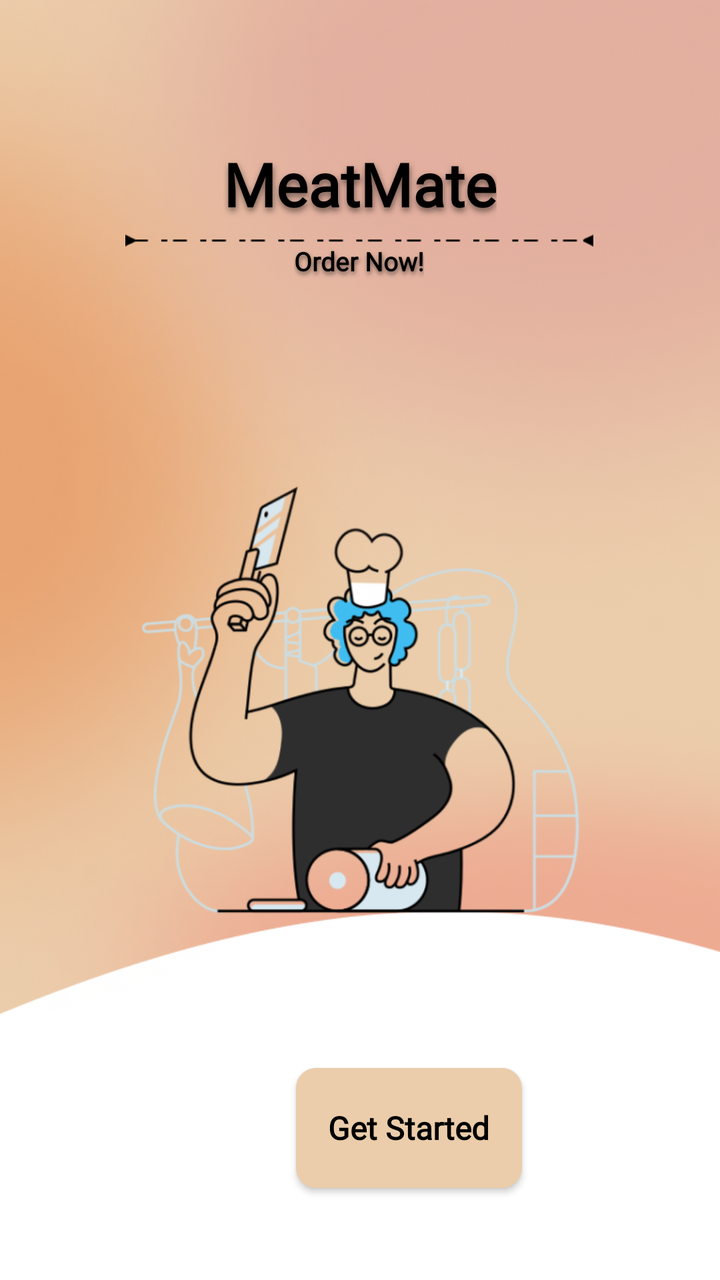
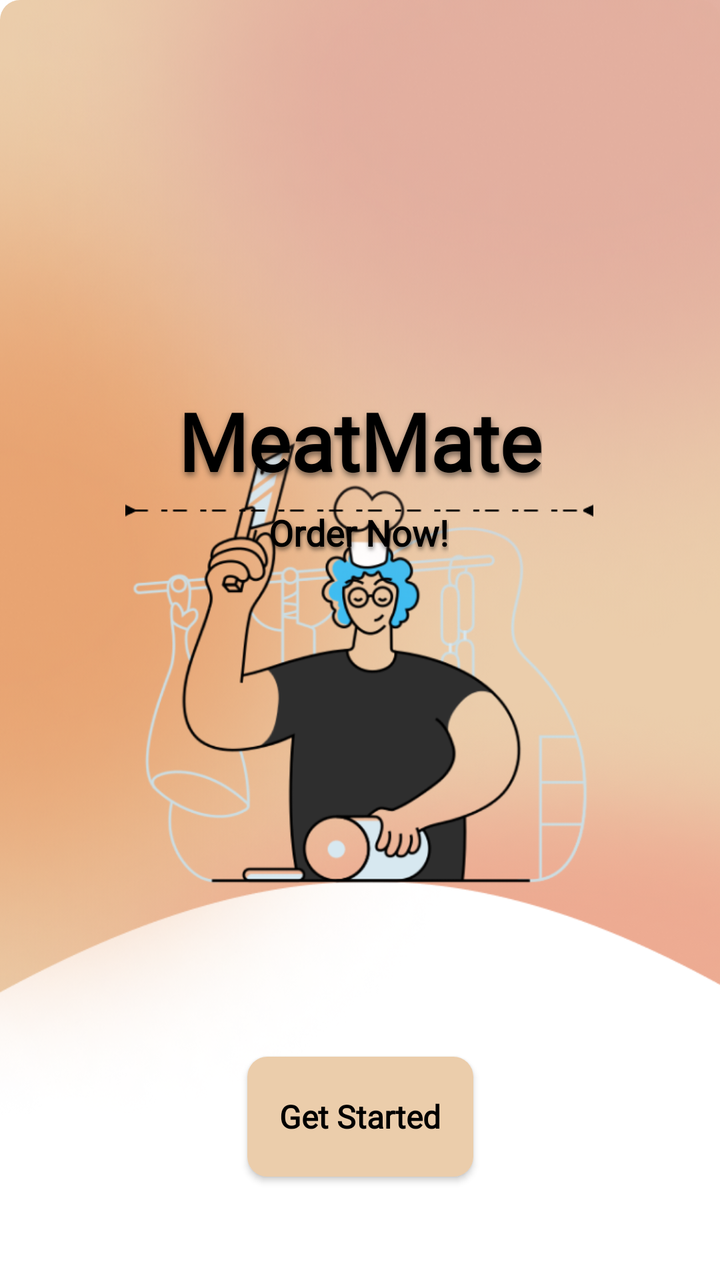

Compare the two renders of this Android layout. The source of the first and the diff that turns it into the second are given below.
<!-- AndroidManifest.xml: application theme Theme.MeatMateApplication -->
<!-- res/layout/activity_intro.xml -->
<?xml version="1.0" encoding="utf-8"?>
<androidx.constraintlayout.widget.ConstraintLayout xmlns:android="http://schemas.android.com/apk/res/android"
    xmlns:app="http://schemas.android.com/apk/res-auto"
    xmlns:tools="http://schemas.android.com/tools"
    android:layout_width="match_parent"
    android:layout_height="match_parent">

    <ImageView
        android:id="@+id/imageView"
        android:layout_width="450dp"
        android:layout_height="900dp"
        android:scaleType="fitXY"
        app:layout_constraintBottom_toBottomOf="parent"
        app:layout_constraintEnd_toEndOf="parent"
        app:layout_constraintStart_toStartOf="parent"
        app:layout_constraintTop_toTopOf="parent"
        app:layout_constraintVertical_bias="1.0"
        app:srcCompat="@drawable/background_ebcdab" />


    <ImageView
        android:id="@+id/imageView5"
        android:layout_width="373dp"
        android:layout_height="232dp"
        android:scaleType="fitXY"
        app:layout_constraintBottom_toBottomOf="parent"
        app:layout_constraintEnd_toEndOf="parent"
        app:layout_constraintHorizontal_bias="1.0"
        app:layout_constraintStart_toEndOf="@+id/imageView4"
        app:layout_constraintTop_toTopOf="parent"
        app:layout_constraintVertical_bias="0.851"
        app:srcCompat="@drawable/image_2" />

    <ImageView
        android:id="@+id/imageView2"
        android:layout_width="437dp"
        android:layout_height="185dp"
        android:scaleType="fitXY"
        app:layout_constraintBottom_toBottomOf="@+id/imageView"
        app:layout_constraintEnd_toEndOf="parent"
        app:layout_constraintHorizontal_bias="0.0"
        app:layout_constraintStart_toStartOf="parent"
        app:layout_constraintTop_toTopOf="parent"
        app:layout_constraintVertical_bias="1.0"
        app:srcCompat="@drawable/background_white_small" />

    <ImageView
        android:id="@+id/imageView4"
        android:layout_width="259dp"
        android:layout_height="567dp"
        android:layout_marginStart="-30dp"
        android:layout_marginTop="16dp"
        android:layout_marginEnd="148dp"
        android:scaleType="fitXY"
        app:layout_constraintBottom_toTopOf="@+id/imageView2"
        app:layout_constraintEnd_toEndOf="parent"
        app:layout_constraintStart_toStartOf="parent"
        app:layout_constraintTop_toTopOf="parent"
        app:srcCompat="@drawable/ellipse_background__e8a472" />

    <ImageView
        android:id="@+id/imageView3"
        android:layout_width="241dp"
        android:layout_height="223dp"
        android:layout_marginTop="320dp"
        android:layout_marginBottom="-7dp"
        android:scaleType="fitXY"
        app:layout_constraintBottom_toTopOf="@+id/imageView2"
        app:layout_constraintEnd_toEndOf="parent"
        app:layout_constraintStart_toStartOf="parent"
        app:layout_constraintTop_toTopOf="parent"
        app:layout_constraintVertical_bias="1.0"
        app:srcCompat="@drawable/image" />

    <ImageView
        android:id="@+id/imageView6"
        android:layout_width="368dp"
        android:layout_height="328dp"
        android:scaleType="fitXY"
        app:layout_constraintBottom_toBottomOf="parent"
        app:layout_constraintEnd_toEndOf="parent"
        app:layout_constraintHorizontal_bias="1.0"
        app:layout_constraintStart_toStartOf="parent"
        app:layout_constraintTop_toTopOf="parent"
        app:layout_constraintVertical_bias="0.0"
        app:srcCompat="@drawable/ellipse_background__e3b09f" />

    <TextView
        android:id="@+id/textView"
        android:layout_width="wrap_content"
        android:layout_height="wrap_content"
        android:layout_marginBottom="528dp"
        android:fontFamily="@font/bevan"
        android:shadowColor="#80000000"
        android:shadowDx="1"
        android:shadowDy="5"
        android:shadowRadius="7"
        android:text="MeatMate"
        android:textColor="#000000"
        android:textSize="30sp"
        android:textStyle="bold"
        app:layout_constraintBottom_toBottomOf="parent"
        app:layout_constraintEnd_toEndOf="parent"
        app:layout_constraintStart_toStartOf="parent" />

    <TextView
        android:id="@+id/textView3"
        android:layout_width="wrap_content"
        android:layout_height="wrap_content"
        android:text="Order Now!"
        android:fontFamily="@font/bevan"
        android:textColor="#000000"
        android:textSize="13sp"
        android:textStyle="bold"
        android:shadowColor="#80000000"
        android:shadowDx="1"
        android:shadowDy="4"
        android:shadowRadius="5"
        app:layout_constraintBottom_toBottomOf="@+id/imageView"
        app:layout_constraintEnd_toEndOf="parent"
        app:layout_constraintHorizontal_bias="0.498"
        app:layout_constraintStart_toStartOf="parent"
        app:layout_constraintTop_toBottomOf="@+id/textView"
        app:layout_constraintVertical_bias="0.019" />


    <Button
        android:id="@+id/startBtn"
        style="@android:style/Widget.Button"
        android:layout_width="wrap_content"
        android:layout_height="60dp"
        android:layout_marginStart="148dp"
        android:background="@drawable/almond_button"
        android:fontFamily="@font/bevan"
        android:text="Get Started"
        android:textAllCaps="false"
        android:textColor="@color/black"
        android:textSize="16sp"
        android:textStyle="bold"
        app:layout_constraintBottom_toBottomOf="@+id/imageView"
        app:layout_constraintStart_toStartOf="@+id/imageView2"
        app:layout_constraintTop_toTopOf="@+id/imageView2"
        app:layout_constraintVertical_bias="0.632" />

    <ImageView
        android:id="@+id/imageView9"
        android:layout_width="234dp"
        android:layout_height="16dp"
        app:layout_constraintBottom_toBottomOf="parent"
        app:layout_constraintEnd_toEndOf="parent"
        app:layout_constraintHorizontal_bias="0.497"
        app:layout_constraintStart_toStartOf="parent"
        app:layout_constraintTop_toBottomOf="@+id/textView"
        app:layout_constraintVertical_bias="0.0"
        app:srcCompat="@drawable/image_9" />


</androidx.constraintlayout.widget.ConstraintLayout>
<!-- resources referenced by this layout -->
<resources>
  <color name="black">#FF000000</color>
  <!-- drawable almond_button (drawable) -->
  <?xml version="1.0" encoding="utf-8"?>
  <selector xmlns:android="http://schemas.android.com/apk/res/android">
      <item>
          <shape android:shape="rectangle">
              <solid android:color="#EBCDAB"/>
              <corners android:radius="10dp"/>
          </shape>
      </item>
  
  </selector>
  <!-- drawable background_ebcdab (drawable) -->
  <shape xmlns:android="http://schemas.android.com/apk/res/android" android:shape="rectangle">
      <solid android:color="#EBCDAB" />
      <corners android:radius="10dp" /> 
  </shape>
  <!-- drawable background_white_small: png bitmap (drawable-ldpi, 6655 bytes) -->
  <!-- drawable ellipse_background__e3b09f: png bitmap (drawable-ldpi, 328045 bytes) -->
  <!-- drawable ellipse_background__e8a472: png bitmap (drawable-ldpi, 347327 bytes) -->
  <!-- drawable image: png bitmap (drawable-ldpi, 77889 bytes) -->
  <!-- drawable image_2: png bitmap (drawable-ldpi, 529313 bytes) -->
  <!-- drawable image_9: png bitmap (drawable-ldpi, 434 bytes) -->
  <style name="Theme.MeatMateApplication" parent="Theme.MaterialComponents.DayNight.NoActionBar">
          
          <item name="colorPrimary">#EBCDAB</item>
          <item name="colorPrimaryVariant">#EBCDAB</item>
          <item name="colorOnPrimary">@color/white</item>
          
          <item name="colorSecondary">@color/teal_200</item>
          <item name="colorSecondaryVariant">@color/teal_700</item>
          <item name="colorOnSecondary">@color/black</item>
          
          <item name="android:statusBarColor">?attr/colorPrimaryVariant</item>
          
      </style>
  <color name="white">#FFFFFFFF</color>
  <color name="teal_200">#FF03DAC5</color>
  <color name="teal_700">#FF018786</color>
</resources>

<!-- the commit's change to res/layout/activity_intro.xml (unified diff, before → after) -->
@@ -4,17 +4,17 @@
     xmlns:tools="http://schemas.android.com/tools"
     android:layout_width="match_parent"
     android:layout_height="match_parent">
-
     <ImageView
         android:id="@+id/imageView"
-        android:layout_width="450dp"
-        android:layout_height="900dp"
+        android:layout_width="match_parent"
+        android:layout_height="match_parent"
         android:scaleType="fitXY"
         app:layout_constraintBottom_toBottomOf="parent"
         app:layout_constraintEnd_toEndOf="parent"
+        app:layout_constraintHorizontal_bias="0.0"
         app:layout_constraintStart_toStartOf="parent"
         app:layout_constraintTop_toTopOf="parent"
-        app:layout_constraintVertical_bias="1.0"
+        app:layout_constraintVertical_bias="0.0"
         app:srcCompat="@drawable/background_ebcdab" />
 
 
@@ -25,43 +25,34 @@
         android:scaleType="fitXY"
         app:layout_constraintBottom_toBottomOf="parent"
         app:layout_constraintEnd_toEndOf="parent"
-        app:layout_constraintHorizontal_bias="1.0"
-        app:layout_constraintStart_toEndOf="@+id/imageView4"
         app:layout_constraintTop_toTopOf="parent"
         app:layout_constraintVertical_bias="0.851"
         app:srcCompat="@drawable/image_2" />
 
     <ImageView
         android:id="@+id/imageView2"
-        android:layout_width="437dp"
-        android:layout_height="185dp"
+        android:layout_width="match_parent"
+        android:layout_height="200dp"
         android:scaleType="fitXY"
         app:layout_constraintBottom_toBottomOf="@+id/imageView"
         app:layout_constraintEnd_toEndOf="parent"
         app:layout_constraintHorizontal_bias="0.0"
         app:layout_constraintStart_toStartOf="parent"
-        app:layout_constraintTop_toTopOf="parent"
-        app:layout_constraintVertical_bias="1.0"
         app:srcCompat="@drawable/background_white_small" />
 
     <ImageView
         android:id="@+id/imageView4"
         android:layout_width="259dp"
         android:layout_height="567dp"
-        android:layout_marginStart="-30dp"
-        android:layout_marginTop="16dp"
-        android:layout_marginEnd="148dp"
         android:scaleType="fitXY"
-        app:layout_constraintBottom_toTopOf="@+id/imageView2"
-        app:layout_constraintEnd_toEndOf="parent"
         app:layout_constraintStart_toStartOf="parent"
         app:layout_constraintTop_toTopOf="parent"
         app:srcCompat="@drawable/ellipse_background__e8a472" />
 
     <ImageView
         android:id="@+id/imageView3"
-        android:layout_width="241dp"
-        android:layout_height="223dp"
+        android:layout_width="250dp"
+        android:layout_height="230dp"
         android:layout_marginTop="320dp"
         android:layout_marginBottom="-7dp"
         android:scaleType="fitXY"
@@ -89,7 +80,6 @@
         android:id="@+id/textView"
         android:layout_width="wrap_content"
         android:layout_height="wrap_content"
-        android:layout_marginBottom="528dp"
         android:fontFamily="@font/bevan"
         android:shadowColor="#80000000"
         android:shadowDx="1"
@@ -97,25 +87,27 @@
         android:shadowRadius="7"
         android:text="MeatMate"
         android:textColor="#000000"
-        android:textSize="30sp"
+        android:textSize="40sp"
         android:textStyle="bold"
         app:layout_constraintBottom_toBottomOf="parent"
         app:layout_constraintEnd_toEndOf="parent"
-        app:layout_constraintStart_toStartOf="parent" />
+        app:layout_constraintStart_toStartOf="parent"
+        app:layout_constraintTop_toTopOf="@+id/imageView"
+        app:layout_constraintVertical_bias="0.32999998" />
 
     <TextView
         android:id="@+id/textView3"
         android:layout_width="wrap_content"
         android:layout_height="wrap_content"
-        android:text="Order Now!"
         android:fontFamily="@font/bevan"
-        android:textColor="#000000"
-        android:textSize="13sp"
-        android:textStyle="bold"
         android:shadowColor="#80000000"
         android:shadowDx="1"
         android:shadowDy="4"
         android:shadowRadius="5"
+        android:text="Order Now!"
+        android:textColor="#000000"
+        android:textSize="18sp"
+        android:textStyle="bold"
         app:layout_constraintBottom_toBottomOf="@+id/imageView"
         app:layout_constraintEnd_toEndOf="parent"
         app:layout_constraintHorizontal_bias="0.498"
@@ -129,7 +121,6 @@
         style="@android:style/Widget.Button"
         android:layout_width="wrap_content"
         android:layout_height="60dp"
-        android:layout_marginStart="148dp"
         android:background="@drawable/almond_button"
         android:fontFamily="@font/bevan"
         android:text="Get Started"
@@ -138,6 +129,7 @@
         android:textSize="16sp"
         android:textStyle="bold"
         app:layout_constraintBottom_toBottomOf="@+id/imageView"
+        app:layout_constraintEnd_toEndOf="parent"
         app:layout_constraintStart_toStartOf="@+id/imageView2"
         app:layout_constraintTop_toTopOf="@+id/imageView2"
         app:layout_constraintVertical_bias="0.632" />
<!-- resource entries referenced after the edit -->
@@ -1,6 +1,5 @@
 <!-- resources referenced by this layout -->
 <resources>
-  <color name="black">#FF000000</color>
   <!-- drawable almond_button (drawable) -->
   <?xml version="1.0" encoding="utf-8"?>
   <selector xmlns:android="http://schemas.android.com/apk/res/android">
@@ -24,10 +23,11 @@
   <!-- drawable image_2: png bitmap (drawable-ldpi, 529313 bytes) -->
   <!-- drawable image_9: png bitmap (drawable-ldpi, 434 bytes) -->
   <style name="Theme.MeatMateApplication" parent="Theme.MaterialComponents.DayNight.NoActionBar">
+  
           
           <item name="colorPrimary">#EBCDAB</item>
           <item name="colorPrimaryVariant">#EBCDAB</item>
-          <item name="colorOnPrimary">@color/white</item>
+          <item name="colorOnPrimary">@color/black</item>
           
           <item name="colorSecondary">@color/teal_200</item>
           <item name="colorSecondaryVariant">@color/teal_700</item>
@@ -36,8 +36,5 @@
           <item name="android:statusBarColor">?attr/colorPrimaryVariant</item>
           
       </style>
-  <color name="white">#FFFFFFFF</color>
-  <color name="teal_200">#FF03DAC5</color>
-  <color name="teal_700">#FF018786</color>
 </resources>
 
